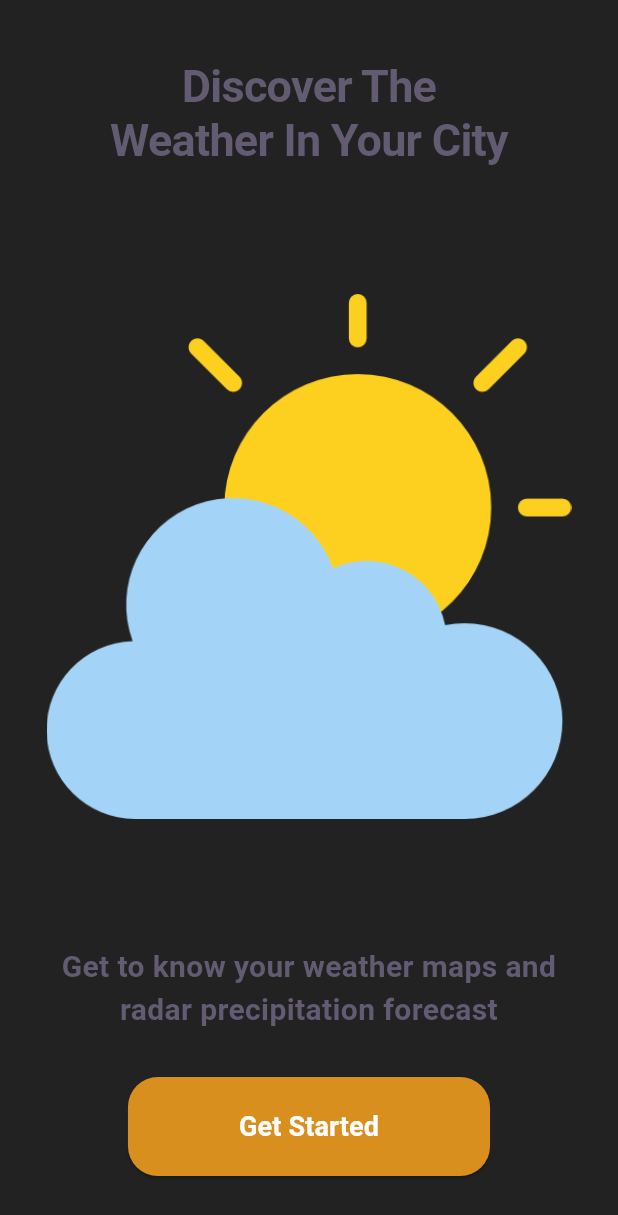
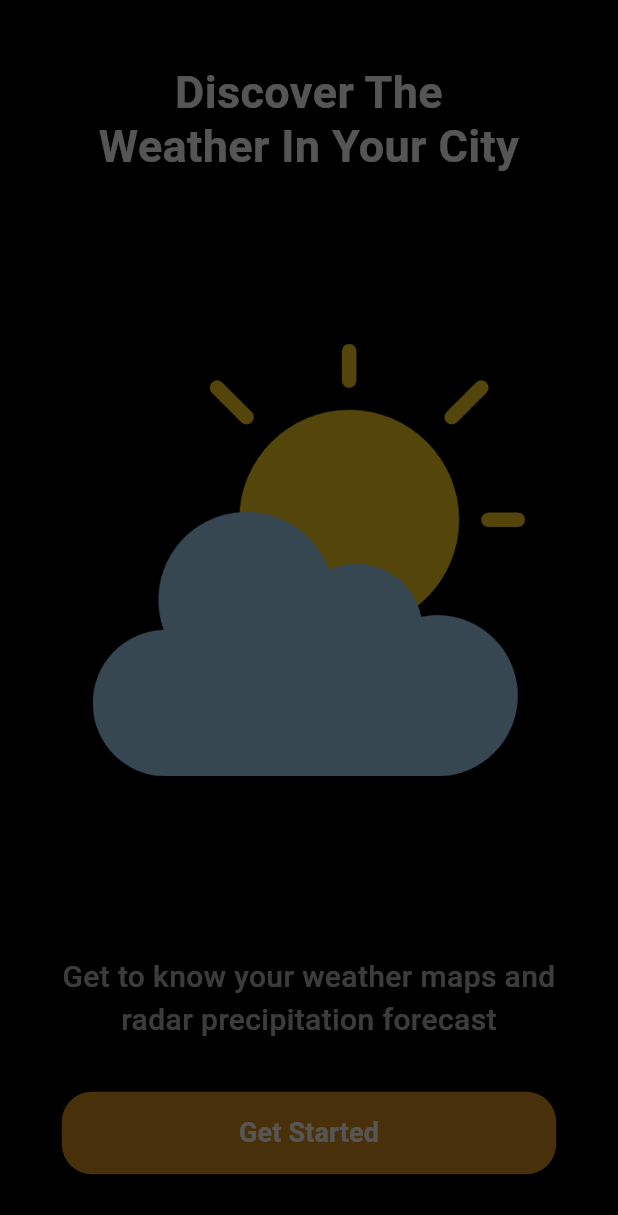
Before and after one commit to Naziralts/weather, a Flutter app: the first screen one second after launch, on a phone screen of 412 x 824 dp. Shown: the top 1215 px of the screen. Run offline on Flutter 3.47's test engine with Material 3 defaults, Android fonts, the phone set to English and light mode, and no system bars; our stand-ins replace equatable, flutter_bloc, get_it.

Commit message:
-
added responsive ui

```diff
--- a/lib/main.dart
+++ b/lib/main.dart
@@ -24,7 +24,7 @@ class MyApp extends StatelessWidget {
         theme: ThemeData(
           primarySwatch: Colors.blue,
         ),
-        home: const SplashScreen(),
+        home:  SplashScreen(onToggleTheme: () {}),
       ),
     );
   }
--- a/lib/view/splash_screen.dart
+++ b/lib/view/splash_screen.dart
@@ -6,34 +6,56 @@ import 'package:weather/bloc/weather_event.dart';
 import 'package:weather/core/colors.dart';
 import 'package:weather/view/home_screen.dart';
 
-
 class SplashScreen extends StatefulWidget {
-  const SplashScreen({Key? key}) : super(key: key);
+  const SplashScreen({Key? key, required void Function() onToggleTheme}) : super(key: key);
 
   @override
   _SplashScreenState createState() => _SplashScreenState();
 }
 
-class _SplashScreenState extends State<SplashScreen> {
+class _SplashScreenState extends State<SplashScreen>
+    with TickerProviderStateMixin {
   late Timer _timer;
   final String defaultCity = 'Bishkek';
+
+  late AnimationController _fadeController;
+  late Animation<double> _fadeAnimation;
+  late AnimationController _slideController;
+  late Animation<Offset> _slideAnimation;
 
   @override
   void initState() {
     super.initState();
+    _startAnimations();
     _startTimer();
   }
 
+  void _startAnimations() {
+    _fadeController =
+        AnimationController(vsync: this, duration: const Duration(seconds: 2));
+    _fadeAnimation =
+        CurvedAnimation(parent: _fadeController, curve: Curves.easeInOut);
+
+    _slideController =
+        AnimationController(vsync: this, duration: const Duration(seconds: 2));
+    _slideAnimation = Tween<Offset>(
+      begin: const Offset(0, 0.2),
+      end: Offset.zero,
+    ).animate(
+      CurvedAnimation(parent: _slideController, curve: Curves.easeOutCubic),
+    );
+
+    _fadeController.forward();
+    _slideController.forward();
+  }
+
   void _startTimer() {
-    _timer = Timer(const Duration(seconds: 3), _navigateToHome);
+    _timer = Timer(const Duration(seconds: 4), _navigateToHome);
   }
 
   void _navigateToHome() {
     if (mounted) {
-      // Отправляем событие BLoC
       context.read<WeatherBloc>().add(FetchWeather(defaultCity));
-
-      // Переход к главному экрану
       Navigator.pushReplacement(
         context,
         MaterialPageRoute(builder: (context) => const WeatherAppHomeScreen()),
@@ -44,48 +66,97 @@ class _SplashScreenState extends State<SplashScreen> {
   @override
   void dispose() {
     _timer.cancel();
+    _fadeController.dispose();
+    _slideController.dispose();
     super.dispose();
   }
 
   @override
   Widget build(BuildContext context) {
+    final media = MediaQuery.of(context);
+    final screenWidth = media.size.width;
+    final screenHeight = media.size.height;
+
+    final double titleFont = screenWidth < 400 ? 22 : 30;
+    final double subTitleFont = screenWidth < 400 ? 16 : 20;
+    final double imageHeight = screenHeight * 0.35;
+    final double buttonFont = screenWidth < 400 ? 14 : 18;
+
     return Scaffold(
-      backgroundColor: Colors.black87,
+      backgroundColor: Colors.black,
       body: SafeArea(
+        child: Center(
           child: Padding(
-          padding: const EdgeInsets.symmetric(vertical: 40),
+            padding: EdgeInsets.symmetric(
+              horizontal: screenWidth * 0.08,
+              vertical: screenHeight * 0.05,
+            ),
             child: Column(
+              mainAxisAlignment: MainAxisAlignment.spaceBetween,
               children: [
-              Center(
+                // ✨ Текст с анимацией появления
+                FadeTransition(
+                  opacity: _fadeAnimation,
+                  child: SlideTransition(
+                    position: _slideAnimation,
                     child: Text(
                       'Discover The\nWeather In Your City',
                       textAlign: TextAlign.center,
                       style: TextStyle(
-                    fontSize: 30,
-                    color: Theme.of(context).colorScheme.secondary,
+                        fontSize: titleFont,
+                        color: Colors.white,
                         fontWeight: FontWeight.w700,
-                    letterSpacing: -0.5,
                         height: 1.2,
                       ),
                     ),
                   ),
-              const Spacer(),
-              Image.asset('assets/images/cloudy.png',
-              height: 350),
-              const Spacer(),
-              Center(
-                child: Text(
+                ),
+
+                // ☁️ Анимированное появление картинки
+                FadeTransition(
+                  opacity: _fadeAnimation,
+                  child: SlideTransition(
+                    position: Tween<Offset>(
+                      begin: const Offset(0, 0.3),
+                      end: Offset.zero,
+                    ).animate(
+                      CurvedAnimation(
+                        parent: _slideController,
+                        curve: Curves.easeOutBack,
+                      ),
+                    ),
+                    child: Image.asset(
+                      'assets/images/cloudy.png',
+                      height: imageHeight,
+                      fit: BoxFit.contain,
+                    ),
+                  ),
+                ),
+
+                // 🔘 Нижний блок (текст + кнопка)
+                FadeTransition(
+                  opacity: _fadeAnimation,
+                  child: Column(
+                    children: [
+                      Text(
                         'Get to know your weather maps and\nradar precipitation forecast',
                         textAlign: TextAlign.center,
                         style: TextStyle(
-                    fontSize: 20,
-                    color: Theme.of(context).colorScheme.secondary,
-                    fontWeight: FontWeight.bold,
+                          fontSize: subTitleFont,
+                          color: Colors.white70,
+                          fontWeight: FontWeight.w500,
                         ),
                       ),
-              ),
-              Padding(
-                padding: const EdgeInsets.only(top: 30),
+                      SizedBox(height: screenHeight * 0.04),
+
+                      // Кнопка с мягкой анимацией
+                      AnimatedScale(
+                        scale: 1.0,
+                        duration: const Duration(milliseconds: 600),
+                        curve: Curves.easeOutBack,
+                        child: SizedBox(
+                          width: screenWidth > 500 ? 280 : screenWidth * 0.8,
+                          height: 55,
                           child: ElevatedButton(
                             style: ElevatedButton.styleFrom(
                               backgroundColor: buttonColor,
@@ -97,13 +168,11 @@ class _SplashScreenState extends State<SplashScreen> {
                               _timer.cancel();
                               _navigateToHome();
                             },
-                  child: const Padding(
-                    padding: EdgeInsets.symmetric(horizontal: 50, vertical: 20),
                             child: Text(
                               'Get Started',
                               style: TextStyle(
                                 fontWeight: FontWeight.bold,
-                        fontSize: 18,
+                                fontSize: buttonFont,
                                 color: Colors.white,
                               ),
                             ),
@@ -113,6 +182,10 @@ class _SplashScreenState extends State<SplashScreen> {
                     ],
                   ),
                 ),
+              ],
+            ),
+          ),
+        ),
       ),
     );
   }
```
Also changed, not shown: lib/view/home_screen.dart (+141 -81 lines), 1 other file. Lines whose indentation alone changed are shown as unchanged.
